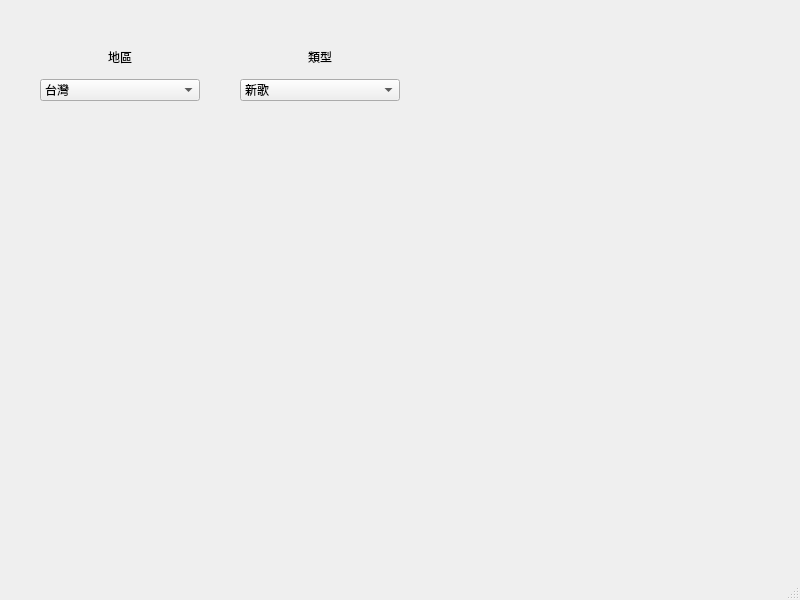
JianDa0127/web_crawler, file kkbox/UI_Designer/main.ui: the form before one commit.
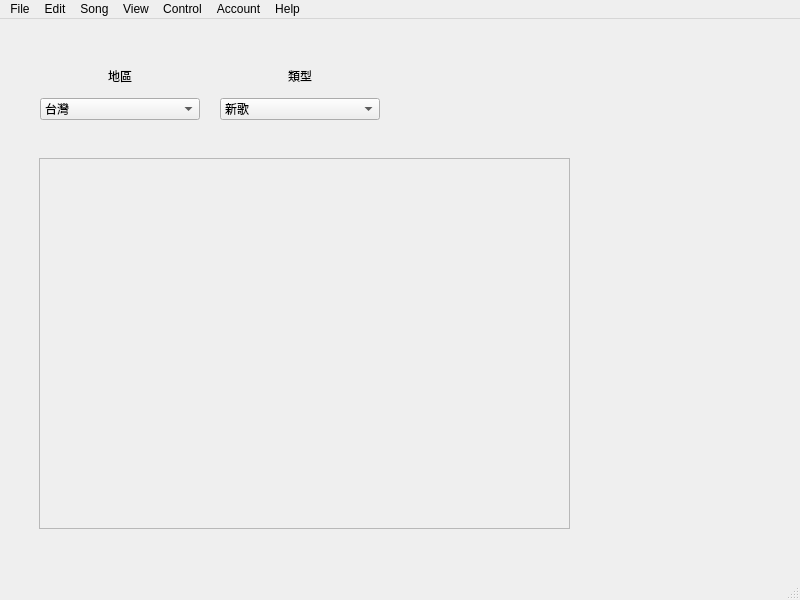
The form after the commit.

Commit message:
新增狀態列
1.還未再主程式進行定義
2.想要弄帳號登入畫, 再轉入主畫面

What changed in the file:
```diff
--- a/kkbox/UI_Designer/main.ui
+++ b/kkbox/UI_Designer/main.ui
@@ -84,7 +84,7 @@
    <widget class="QWidget" name="verticalLayoutWidget_2">
     <property name="geometry">
      <rect>
-      <x>240</x>
+      <x>220</x>
       <y>40</y>
       <width>160</width>
       <height>61</height>
@@ -117,6 +117,29 @@
      </item>
     </layout>
    </widget>
+   <widget class="QScrollArea" name="result_scrollArea">
+    <property name="geometry">
+     <rect>
+      <x>39</x>
+      <y>139</y>
+      <width>531</width>
+      <height>371</height>
+     </rect>
+    </property>
+    <property name="widgetResizable">
+     <bool>true</bool>
+    </property>
+    <widget class="QWidget" name="scrollAreaWidgetContents">
+     <property name="geometry">
+      <rect>
+       <x>0</x>
+       <y>0</y>
+       <width>529</width>
+       <height>369</height>
+      </rect>
+     </property>
+    </widget>
+   </widget>
   </widget>
   <widget class="QMenuBar" name="menubar">
    <property name="geometry">
@@ -127,6 +150,60 @@
      <height>22</height>
     </rect>
    </property>
+   <widget class="QMenu" name="menuFile">
+    <property name="title">
+     <string>File</string>
+    </property>
+    <addaction name="actionNew"/>
+    <addaction name="actionOpen"/>
+    <addaction name="actionRecent"/>
+   </widget>
+   <widget class="QMenu" name="menuEdit">
+    <property name="title">
+     <string>Edit</string>
+    </property>
+   </widget>
+   <widget class="QMenu" name="menuSong">
+    <property name="title">
+     <string>Song</string>
+    </property>
+   </widget>
+   <widget class="QMenu" name="menuView">
+    <property name="title">
+     <string>View</string>
+    </property>
+   </widget>
+   <widget class="QMenu" name="menuControl">
+    <property name="title">
+     <string>Control</string>
+    </property>
+    <addaction name="actionPlay"/>
+    <addaction name="actionPause"/>
+    <addaction name="actionPrevious_song"/>
+    <addaction name="actionNext_song"/>
+    <addaction name="separator"/>
+    <addaction name="actionVolume_up"/>
+    <addaction name="actionVolume_down"/>
+    <addaction name="separator"/>
+   </widget>
+   <widget class="QMenu" name="menuAccount">
+    <property name="title">
+     <string>Account</string>
+    </property>
+   </widget>
+   <widget class="QMenu" name="menuHelp">
+    <property name="title">
+     <string>Help</string>
+    </property>
+    <addaction name="actionkkbox_help"/>
+   </widget>
+   <addaction name="menuFile"/>
+   <addaction name="menuEdit"/>
+   <addaction name="menuSong"/>
+   <addaction name="menuView"/>
+   <addaction name="menuControl"/>
+   <addaction name="menuAccount"/>
+   <addaction name="menuHelp"/>
   </widget>
   <widget class="QStatusBar" name="statusbar"/>
  </widget>
```
Left out of the diff: 50 changed lines with no effect on the pictures. The commit also changes 2 other files.
